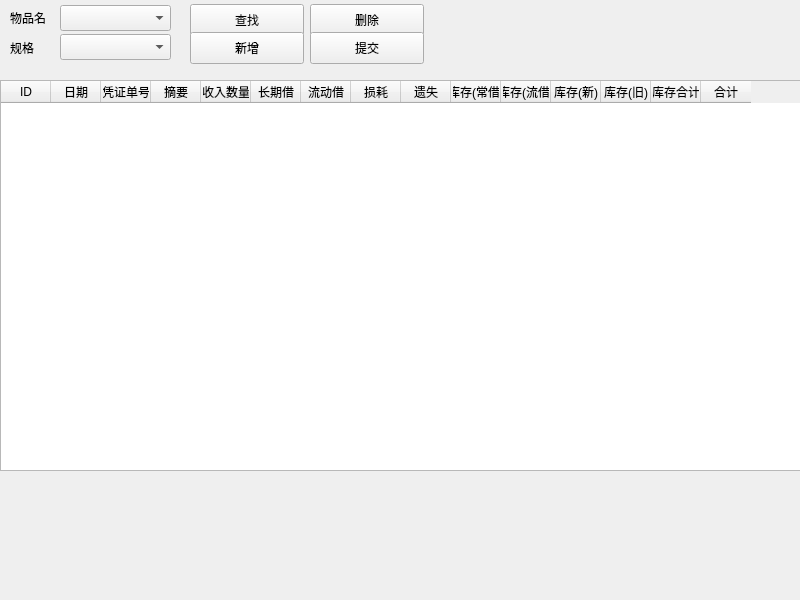
The window that mainwindow.ui (3642214/warehouse) describes before a commit, drawn with Qt 5.
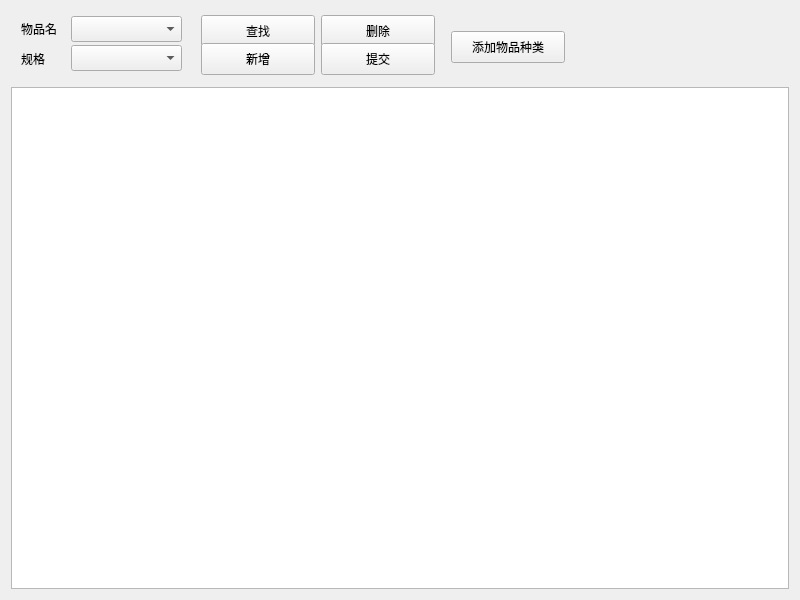
The same window after the commit.

Commit message: 1.增加修改种类窗口.

```diff
--- a/mainwindow.ui
+++ b/mainwindow.ui
@@ -10,18 +10,27 @@
     <height>600</height>
    </rect>
   </property>
+  <property name="minimumSize">
+   <size>
+    <width>800</width>
+    <height>600</height>
+   </size>
+  </property>
   <property name="windowTitle">
    <string>MainWindow</string>
   </property>
   <widget class="QWidget" name="centralWidget">
+   <layout class="QVBoxLayout" name="verticalLayout">
+    <item>
    <widget class="QWidget" name="widget" native="true">
-    <property name="geometry">
-     <rect>
-      <x>0</x>
-      <y>0</y>
-      <width>561</width>
-      <height>71</height>
-     </rect>
+      <property name="enabled">
+       <bool>true</bool>
+      </property>
+      <property name="minimumSize">
+       <size>
+        <width>0</width>
+        <height>70</height>
+       </size>
     </property>
     <widget class="QLabel" name="label">
      <property name="geometry">
@@ -121,16 +130,23 @@
       <string>提交</string>
      </property>
     </widget>
-   </widget>
+      <widget class="QPushButton" name="commitButton_2">
+       <property name="geometry">
+        <rect>
+         <x>440</x>
+         <y>20</y>
+         <width>114</width>
+         <height>32</height>
+        </rect>
+       </property>
+       <property name="text">
+        <string>添加物品种类</string>
+       </property>
+      </widget>
+     </widget>
+    </item>
+    <item>
    <widget class="QTableWidget" name="tableWidget">
-    <property name="geometry">
-     <rect>
-      <x>0</x>
-      <y>80</y>
-      <width>801</width>
-      <height>391</height>
-     </rect>
-    </property>
     <property name="contextMenuPolicy">
      <enum>Qt::DefaultContextMenu</enum>
     </property>
@@ -144,7 +160,7 @@
      <enum>QAbstractItemView::SelectRows</enum>
     </property>
     <attribute name="horizontalHeaderVisible">
-     <bool>true</bool>
+       <bool>false</bool>
     </attribute>
     <attribute name="horizontalHeaderCascadingSectionResizes">
      <bool>true</bool>
@@ -252,6 +268,8 @@
      </property>
     </column>
    </widget>
+    </item>
+   </layout>
   </widget>
  </widget>
  <layoutdefault spacing="6" margin="11"/>
```
Lines whose indentation alone changed are shown as unchanged. The commit also changes 11 other files.
